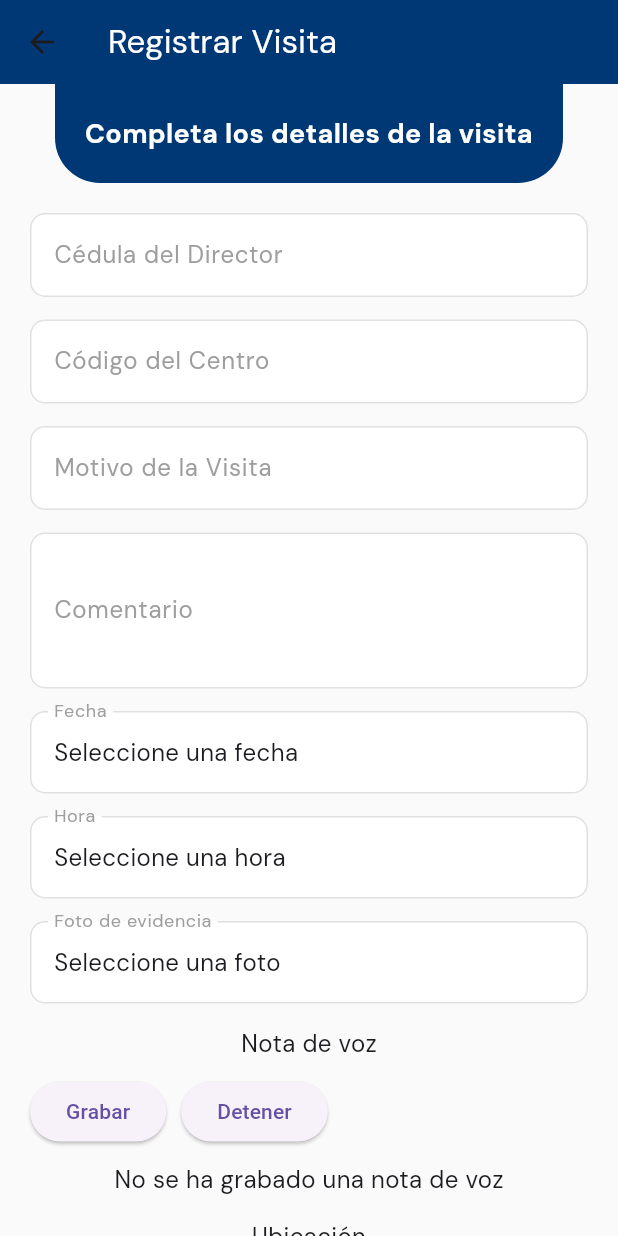
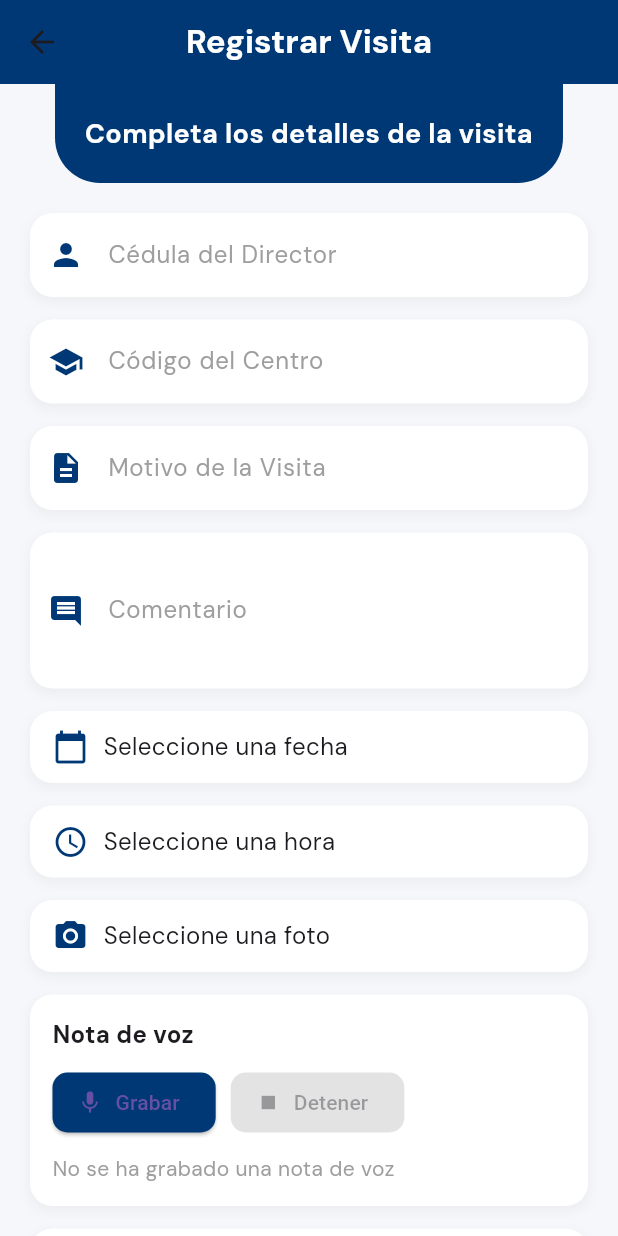
Before and after one commit to soysomon/Aplicacion_Minerd, a Flutter app: the RegisterVisitScreen screen opened directly, on a phone screen of 412 x 824 dp. Run offline on Flutter 3.47's test engine with Material 3 defaults, Android fonts, the light colour scheme and no system bars; our stand-ins replace carousel_slider, flutter_html, flutter_map, flutter_svg, flutter_zoom_drawer, font_awesome_flutter and 9 more; missing offline and left inert: fan_floating_menu, flutter_sound; accounts and stored records are empty; network calls fail.

Commit message:
registro visita actualizado frontend

```diff
--- a/lib/screens/register_visit_screen.dart
+++ b/lib/screens/register_visit_screen.dart
@@ -138,80 +138,21 @@ class _RegisterVisitScreenState extends State<RegisterVisitScreen> {
   }
 
   Future<void> _saveVisit() async {
-    if (_directorIdController.text.isEmpty ||
-        _centerCodeController.text.isEmpty ||
-        _reasonController.text.isEmpty ||
-        _commentController.text.isEmpty ||
-        _selectedDate == null ||
-        _selectedTime == null ||
-        _photoPath.isEmpty ||
-        _audioPath.isEmpty ||
-        (_latitudeController.text.isEmpty && _longitudeController.text.isEmpty)) {
-      ScaffoldMessenger.of(context).showSnackBar(
-        SnackBar(content: Text('Por favor complete todos los campos obligatorios')),
-      );
-      return;
-    }
-
-    final visit = Visit(
-      id: 0, // Proporciona un id temporal
-      directorId: _directorIdController.text,
-      centerCode: _centerCodeController.text,
-      reason: _reasonController.text,
-      photoPath: _photoPath,
-      audioPath: _audioPath,
-      latitude: _latitudeController.text.isNotEmpty ? double.parse(_latitudeController.text) : 0.0,
-      longitude: _longitudeController.text.isNotEmpty ? double.parse(_longitudeController.text) : 0.0,
-      date: _selectedDate.toString(),
-      time: _selectedTime!.format(context),
-      comment: _commentController.text,
-    );
-
-    final prefs = await SharedPreferences.getInstance();
-    final token = prefs.getString('token');
-
-    if (token == null) {
-      ScaffoldMessenger.of(context).showSnackBar(
-        SnackBar(content: Text('Token no encontrado. Inicie sesión nuevamente.')),
-      );
-      return;
-    }
-
-    try {
-      await Provider.of<VisitProvider>(context, listen: false).reportVisit(
-        token: token,
-        cedulaDirector: visit.directorId,
-        codigoCentro: visit.centerCode,
-        motivo: visit.reason,
-        fotoEvidencia: visit.photoPath,
-        comentario: visit.comment,
-        notaVoz: visit.audioPath,
-        latitud: visit.latitude.toString(),
-        longitud: visit.longitude.toString(),
-        fecha: visit.date,
-        hora: visit.time,
-      );
-      ScaffoldMessenger.of(context).showSnackBar(
-        SnackBar(content: Text('Visita guardada exitosamente')),
-      );
-      Navigator.of(context).pop();
-    } catch (e) {
-      ScaffoldMessenger.of(context).showSnackBar(
-        SnackBar(content: Text('Error al guardar la visita: $e')),
-      );
-    }
+    // Implementar la lógica para guardar la visita
   }
 
   @override
   Widget build(BuildContext context) {
     return Scaffold(
-      backgroundColor: Color(0xFFFAFAFA),
+      backgroundColor: Color(0xFFF5F7FA),
       appBar: AppBar(
         backgroundColor: Color(0xFF003876),
         elevation: 0,
-        title: Text('Registrar Visita', style: GoogleFonts.dmSans(color: Colors.white)),
+        title: Text('Registrar Visita', style: GoogleFonts.dmSans(color: Colors.white, fontWeight: FontWeight.bold)),
+        centerTitle: true,
       ),
-      body: SingleChildScrollView(
+      body: SafeArea(
+        child: SingleChildScrollView(
           child: Column(
             children: [
               Container(
@@ -238,13 +179,13 @@ class _RegisterVisitScreenState extends State<RegisterVisitScreen> {
                 child: Column(
                   crossAxisAlignment: CrossAxisAlignment.stretch,
                   children: [
-                  _buildTextField(_directorIdController, 'Cédula del Director'),
+                    _buildTextField(_directorIdController, 'Cédula del Director', Icons.person),
                     SizedBox(height: 15),
-                  _buildTextField(_centerCodeController, 'Código del Centro'),
+                    _buildTextField(_centerCodeController, 'Código del Centro', Icons.school),
                     SizedBox(height: 15),
-                  _buildTextField(_reasonController, 'Motivo de la Visita'),
+                    _buildTextField(_reasonController, 'Motivo de la Visita', Icons.description),
                     SizedBox(height: 15),
-                  _buildTextField(_commentController, 'Comentario', maxLines: 3),
+                    _buildTextField(_commentController, 'Comentario', Icons.comment, maxLines: 3),
                     SizedBox(height: 15),
                     _buildDatePicker(),
                     SizedBox(height: 15),
@@ -262,14 +203,15 @@ class _RegisterVisitScreenState extends State<RegisterVisitScreen> {
                         padding: EdgeInsets.symmetric(vertical: 15),
                         child: Text(
                           'Guardar Visita',
-                        style: GoogleFonts.dmSans(fontSize: 18),
+                          style: GoogleFonts.dmSans(fontSize: 18, fontWeight: FontWeight.bold),
                         ),
                       ),
                       style: ElevatedButton.styleFrom(
-                      backgroundColor: Colors.black,
+                        backgroundColor: Color(0xFF003876),
                         shape: RoundedRectangleBorder(
-                        borderRadius: BorderRadius.circular(10),
+                          borderRadius: BorderRadius.circular(15),
                         ),
+                        elevation: 5,
                       ),
                     ),
                   ],
@@ -278,29 +220,39 @@ class _RegisterVisitScreenState extends State<RegisterVisitScreen> {
             ],
           ),
         ),
+      ),
     );
   }
 
-  Widget _buildTextField(TextEditingController controller, String label, {int maxLines = 1}) {
-    return TextField(
+  Widget _buildTextField(TextEditingController controller, String label, IconData icon, {int maxLines = 1}) {
+    return Container(
+      decoration: BoxDecoration(
+        color: Colors.white,
+        borderRadius: BorderRadius.circular(15),
+        boxShadow: [
+          BoxShadow(
+            color: Colors.grey.withOpacity(0.1),
+            spreadRadius: 1,
+            blurRadius: 5,
+            offset: Offset(0, 3),
+          ),
+        ],
+      ),
+      child: TextField(
         controller: controller,
         maxLines: maxLines,
         decoration: InputDecoration(
           labelText: label,
           labelStyle: GoogleFonts.dmSans(color: Colors.grey),
-        filled: true,
-        fillColor: Colors.white,
+          prefixIcon: Icon(icon, color: Color(0xFF003876)),
           border: OutlineInputBorder(
-          borderRadius: BorderRadius.circular(10),
+            borderRadius: BorderRadius.circular(15),
             borderSide: BorderSide.none,
           ),
-        enabledBorder: OutlineInputBorder(
-          borderRadius: BorderRadius.circular(10),
-          borderSide: BorderSide(color: Colors.grey.shade300),
+          focusedBorder: OutlineInputBorder(
+            borderRadius: BorderRadius.circular(15),
+            borderSide: BorderSide(color: Color(0xFF003876), width: 2),
           ),
-        focusedBorder: OutlineInputBorder(
-          borderRadius: BorderRadius.circular(10),
-          borderSide: BorderSide(color: Color(0xFF003876)),
         ),
       ),
     );
@@ -309,30 +261,31 @@ class _RegisterVisitScreenState extends State<RegisterVisitScreen> {
   Widget _buildDatePicker() {
     return InkWell(
       onTap: _selectDate,
-      child: InputDecorator(
-        decoration: InputDecoration(
-          labelText: 'Fecha',
-          labelStyle: GoogleFonts.dmSans(color: Colors.grey),
-          filled: true,
-          fillColor: Colors.white,
-          border: OutlineInputBorder(
-            borderRadius: BorderRadius.circular(10),
-            borderSide: BorderSide.none,
+      child: Container(
+        padding: EdgeInsets.symmetric(horizontal: 15, vertical: 12),
+        decoration: BoxDecoration(
+          color: Colors.white,
+          borderRadius: BorderRadius.circular(15),
+          boxShadow: [
+            BoxShadow(
+              color: Colors.grey.withOpacity(0.1),
+              spreadRadius: 1,
+              blurRadius: 5,
+              offset: Offset(0, 3),
             ),
-          enabledBorder: OutlineInputBorder(
-            borderRadius: BorderRadius.circular(10),
-            borderSide: BorderSide(color: Colors.grey.shade300),
+          ],
         ),
-          focusedBorder: OutlineInputBorder(
-            borderRadius: BorderRadius.circular(10),
-            borderSide: BorderSide(color: Color(0xFF003876)),
-          ),
-        ),
-        child: Text(
+        child: Row(
+          children: [
+            Icon(Icons.calendar_today, color: Color(0xFF003876)),
+            SizedBox(width: 10),
+            Text(
               _selectedDate != null
                   ? DateFormat('dd/MM/yyyy').format(_selectedDate!)
                   : 'Seleccione una fecha',
               style: GoogleFonts.dmSans(fontSize: 16),
+            ),
+          ],
         ),
       ),
     );
@@ -341,30 +294,31 @@ class _RegisterVisitScreenState extends State<RegisterVisitScreen> {
   Widget _buildTimePicker() {
     return InkWell(
       onTap: _selectTime,
-      child: InputDecorator(
-        decoration: InputDecoration(
-          labelText: 'Hora',
-          labelStyle: GoogleFonts.dmSans(color: Colors.grey),
-          filled: true,
-          fillColor: Colors.white,
-          border: OutlineInputBorder(
-            borderRadius: BorderRadius.circular(10),
-            borderSide: BorderSide.none,
+      child: Container(
+        padding: EdgeInsets.symmetric(horizontal: 15, vertical: 12),
+        decoration: BoxDecoration(
+          color: Colors.white,
+          borderRadius: BorderRadius.circular(15),
+          boxShadow: [
+            BoxShadow(
+              color: Colors.grey.withOpacity(0.1),
+              spreadRadius: 1,
+              blurRadius: 5,
+              offset: Offset(0, 3),
             ),
-          enabledBorder: OutlineInputBorder(
-            borderRadius: BorderRadius.circular(10),
-            borderSide: BorderSide(color: Colors.grey.shade300),
+          ],
         ),
-          focusedBorder: OutlineInputBorder(
-            borderRadius: BorderRadius.circular(10),
-            borderSide: BorderSide(color: Color(0xFF003876)),
-          ),
-        ),
-        child: Text(
+        child: Row(
+          children: [
+            Icon(Icons.access_time, color: Color(0xFF003876)),
+            SizedBox(width: 10),
+            Text(
               _selectedTime != null
                   ? _selectedTime!.format(context)
                   : 'Seleccione una hora',
               style: GoogleFonts.dmSans(fontSize: 16),
+            ),
+          ],
         ),
       ),
     );
@@ -373,53 +327,83 @@ class _RegisterVisitScreenState extends State<RegisterVisitScreen> {
   Widget _buildImagePicker() {
     return InkWell(
       onTap: _pickImage,
-      child: InputDecorator(
-        decoration: InputDecoration(
-          labelText: 'Foto de evidencia',
-          labelStyle: GoogleFonts.dmSans(color: Colors.grey),
-          filled: true,
-          fillColor: Colors.white,
-          border: OutlineInputBorder(
-            borderRadius: BorderRadius.circular(10),
-            borderSide: BorderSide.none,
+      child: Container(
+        padding: EdgeInsets.symmetric(horizontal: 15, vertical: 12),
+        decoration: BoxDecoration(
+          color: Colors.white,
+          borderRadius: BorderRadius.circular(15),
+          boxShadow: [
+            BoxShadow(
+              color: Colors.grey.withOpacity(0.1),
+              spreadRadius: 1,
+              blurRadius: 5,
+              offset: Offset(0, 3),
             ),
-          enabledBorder: OutlineInputBorder(
-            borderRadius: BorderRadius.circular(10),
-            borderSide: BorderSide(color: Colors.grey.shade300),
+          ],
         ),
-          focusedBorder: OutlineInputBorder(
-            borderRadius: BorderRadius.circular(10),
-            borderSide: BorderSide(color: Color(0xFF003876)),
-          ),
-        ),
-        child: Text(
+        child: Row(
+          children: [
+            Icon(Icons.camera_alt, color: Color(0xFF003876)),
+            SizedBox(width: 10),
+            Text(
               _photoPath.isNotEmpty
                   ? 'Foto seleccionada'
                   : 'Seleccione una foto',
               style: GoogleFonts.dmSans(fontSize: 16),
+            ),
+          ],
         ),
       ),
     );
   }
 
   Widget _buildAudioRecorder() {
-    return Column(
+    return Container(
+      padding: EdgeInsets.all(15),
+      decoration: BoxDecoration(
+        color: Colors.white,
+        borderRadius: BorderRadius.circular(15),
+        boxShadow: [
+          BoxShadow(
+            color: Colors.grey.withOpacity(0.1),
+            spreadRadius: 1,
+            blurRadius: 5,
+            offset: Offset(0, 3),
+          ),
+        ],
+      ),
+      child: Column(
+        crossAxisAlignment: CrossAxisAlignment.start,
         children: [
           Text(
             'Nota de voz',
-          style: GoogleFonts.dmSans(fontSize: 16),
+            style: GoogleFonts.dmSans(fontSize: 16, fontWeight: FontWeight.bold),
           ),
           SizedBox(height: 10),
           Row(
             children: [
-            ElevatedButton(
-              onPressed: _startRecording,
-              child: Text('Grabar'),
+              ElevatedButton.icon(
+                onPressed: _isRecording ? null : _startRecording,
+                icon: Icon(Icons.mic),
+                label: Text('Grabar'),
+                style: ElevatedButton.styleFrom(
+                  backgroundColor: Color(0xFF003876),
+                  shape: RoundedRectangleBorder(
+                    borderRadius: BorderRadius.circular(10),
+                  ),
+                ),
               ),
               SizedBox(width: 10),
-            ElevatedButton(
-              onPressed: _stopRecording,
-              child: Text('Detener'),
+              ElevatedButton.icon(
+                onPressed: _isRecording ? _stopRecording : null,
+                icon: Icon(Icons.stop),
+                label: Text('Detener'),
+                style: ElevatedButton.styleFrom(
+                  backgroundColor: Colors.red,
+                  shape: RoundedRectangleBorder(
+                    borderRadius: BorderRadius.circular(10),
+                  ),
+                ),
               ),
             ],
           ),
@@ -428,37 +412,64 @@ class _RegisterVisitScreenState extends State<RegisterVisitScreen> {
             _audioPath.isNotEmpty
                 ? 'Nota de voz grabada'
                 : 'No se ha grabado una nota de voz',
-          style: GoogleFonts.dmSans(fontSize: 16),
+            style: GoogleFonts.dmSans(fontSize: 14, color: Colors.grey),
           ),
         ],
+      ),
     );
   }
 
   Widget _buildLocationPicker() {
-    return Column(
+    return Container(
+      padding: EdgeInsets.all(15),
+      decoration: BoxDecoration(
+        color: Colors.white,
+        borderRadius: BorderRadius.circular(15),
+        boxShadow: [
+          BoxShadow(
+            color: Colors.grey.withOpacity(0.1),
+            spreadRadius: 1,
+            blurRadius: 5,
+            offset: Offset(0, 3),
+          ),
+        ],
+      ),
+      child: Column(
+        crossAxisAlignment: CrossAxisAlignment.start,
         children: [
           Text(
             'Ubicación',
-          style: GoogleFonts.dmSans(fontSize: 16),
+            style: GoogleFonts.dmSans(fontSize: 16, fontWeight: FontWeight.bold),
           ),
           SizedBox(height: 10),
           Row(
             children: [
-            ElevatedButton(
+              ElevatedButton.icon(
                 onPressed: _getCurrentLocation,
-              child: Text('Obtener ubicación'),
+                icon: Icon(Icons.location_on),
+                label: Text('Obtener ubicación'),
+                style: ElevatedButton.styleFrom(
+                  backgroundColor: Color(0xFF003876),
+                  shape: RoundedRectangleBorder(
+                    borderRadius: BorderRadius.circular(10),
+                  ),
+                ),
               ),
               SizedBox(width: 10),
-            Text(
+              Expanded(
+                child: Text(
                   _latitudeController.text.isNotEmpty &&
                           _longitudeController.text.isNotEmpty
                       ? 'Ubicación obtenida'
                       : 'No se ha obtenido la ubicación',
-              style: GoogleFonts.dmSans(fontSize: 16),
+                  style: GoogleFonts.dmSans(fontSize: 14, color: Colors.grey),
+                  overflow: TextOverflow.ellipsis,
+                ),
               ),
             ],
           ),
         ],
+      ),
     );
   }
 }
```
Lines whose indentation alone changed are shown as unchanged.
